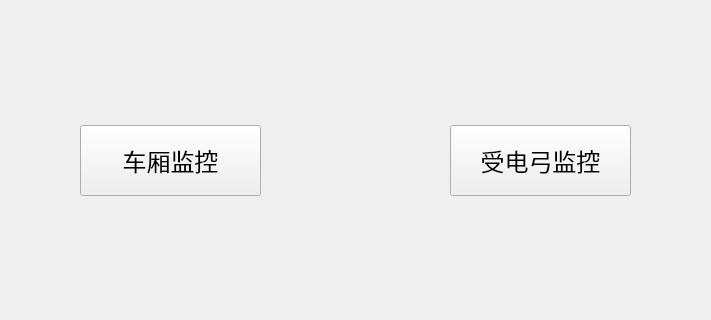
1157889734/MyApplication, file choicelogindevwidget.ui: the form before one commit; both pictures show x 140 to 851 and y 225 to 545 of the 1024 by 768 pixel window.
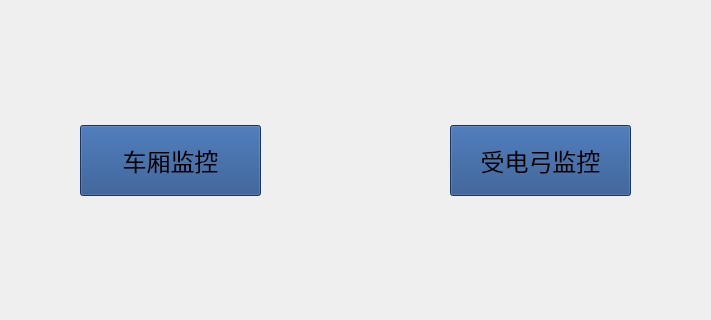
The form after the commit. Icons and pictures are not drawn.

What changed in the file:
```diff
--- a/choicelogindevwidget.ui
+++ b/choicelogindevwidget.ui
@@ -48,6 +48,9 @@
       <pointsize>18</pointsize>
      </font>
     </property>
+    <property name="styleSheet">
+     <string notr="true">background-color: rgb(32, 74, 135);</string>
+    </property>
     <property name="text">
      <string>车厢监控</string>
     </property>
@@ -67,7 +70,7 @@
      </font>
     </property>
     <property name="styleSheet">
-     <string notr="true"/>
+     <string notr="true">background-color: rgb(32, 74, 135);</string>
     </property>
     <property name="text">
      <string>受电弓监控</string>
```
